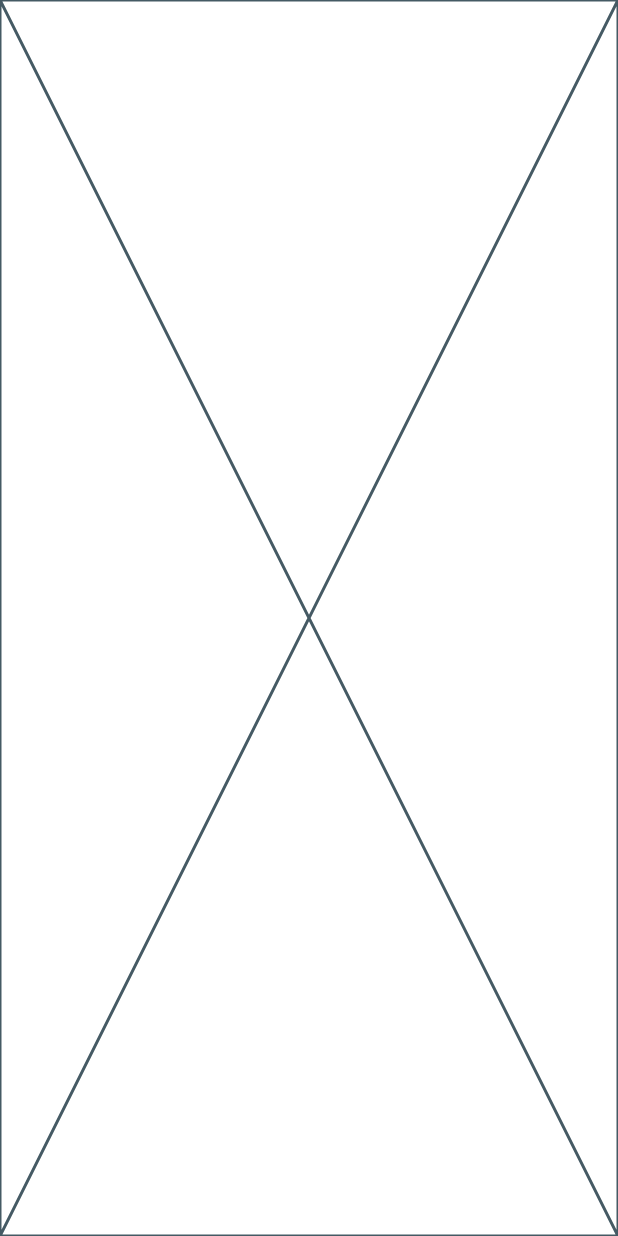
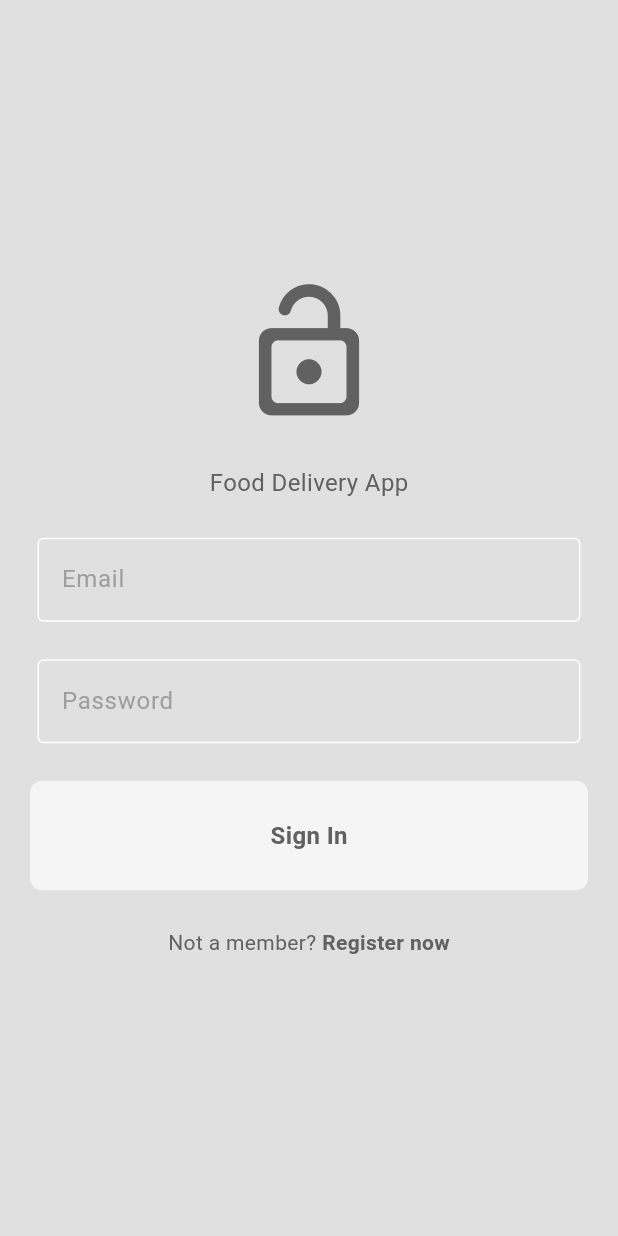
Before and after one commit to dr33k/delivr, a Flutter app: the screen it shows after launch, on a phone screen of 412 x 824 dp. Run offline on Flutter 3.47's test engine with Material 3 defaults, Android fonts, the phone set to English and light mode, and no system bars; our stand-ins replace bloc, cloud_firestore, firebase_auth, firebase_core, rxdart; missing offline and left inert: dart:ffi; accounts and stored records are empty.

```diff
--- /dev/null
+++ b/devtools_options.yaml
@@ -0,0 +1 @@
+extensions:
--- /dev/null
+++ b/lib/auth/login_or_register.dart
@@ -0,0 +1,26 @@
+import 'package:flutter/cupertino.dart';
+import 'package:delivr/screens/login_screen.dart';
+import 'package:delivr/screens/register_screen.dart';
+
+class LoginOrRegister extends StatefulWidget {
+  const LoginOrRegister({super.key});
+
+  @override
+  State<LoginOrRegister> createState() => _LoginOrRegisterState();
+}
+
+class _LoginOrRegisterState extends State<LoginOrRegister> {
+  bool showLoginPage = true;
+
+  void togglePages(){
+    setState(() {
+      showLoginPage = !showLoginPage;
+    });
+  }
+
+  @override
+  Widget build(BuildContext context) {
+  if(showLoginPage) return LoginScreen(onTap: togglePages);
+  else return RegisterScreen(onTap: togglePages);
+  }
+}
--- /dev/null
+++ b/lib/components/app_button.dart
@@ -0,0 +1,32 @@
+import 'package:flutter/cupertino.dart';
+import 'package:flutter/material.dart';
+
+class AppButton extends StatelessWidget {
+  final Function()? onTap;
+  final String text;
+
+  const AppButton({super.key,
+  required this.onTap,
+  required this.text});
+
+  @override
+  Widget build(BuildContext context) {
+    return GestureDetector(
+      onTap: onTap,
+        child: Container(
+          padding: EdgeInsets.all(25),
+          margin: EdgeInsets.symmetric(horizontal: 20),
+          decoration: BoxDecoration(color: Theme.of(context).colorScheme.secondary,
+          borderRadius: BorderRadius.circular(8)),
+          child: Center(
+            child: Text(text,
+              style: TextStyle(
+                fontWeight: FontWeight.bold,
+                color: Theme.of(context).colorScheme.inversePrimary,
+                fontSize: 16
+              ),),
+          ),
+        ),
+    );
+  }
+}
--- /dev/null
+++ b/lib/components/app_textfield.dart
@@ -0,0 +1,34 @@
+import 'package:flutter/cupertino.dart';
+import 'package:flutter/material.dart';
+
+class AppTextField extends StatelessWidget {
+  final TextEditingController controller;
+  final String hintText;
+  final bool obscureCharacter;
+
+  const AppTextField({super.key,
+  required this.controller,
+  required this.hintText,
+  required this.obscureCharacter});
+
+  @override
+  Widget build(BuildContext context) {
+    return Padding(
+      padding: const EdgeInsets.symmetric(horizontal: 25.0),
+      child: TextField(
+        controller: controller,
+        obscureText: obscureCharacter,
+        decoration: InputDecoration(
+          enabledBorder: OutlineInputBorder(
+            borderSide: BorderSide(color: Theme.of(context).colorScheme.tertiary)
+          ),
+          focusedBorder: OutlineInputBorder(
+              borderSide: BorderSide(color: Theme.of(context).colorScheme.primary)
+          ),
+            hintText: hintText,
+            hintStyle: TextStyle(color: Theme.of(context).colorScheme.primary)
+        ),
+      ),
+    );
+  }
+}
--- a/lib/main.dart
+++ b/lib/main.dart
@@ -1,13 +1,20 @@
 import 'package:bloc/bloc.dart';
+import 'package:delivr/auth/login_or_register.dart';
 import 'package:delivr/screens/login_screen.dart';
+import 'package:delivr/screens/register_screen.dart';
 import 'package:delivr/simple_bloc_observer.dart';
+import 'package:delivr/themes/theme_provider.dart';
 import 'package:flutter/material.dart';
+import 'package:provider/provider.dart';
 
 void main() async {
   WidgetsFlutterBinding.ensureInitialized();
   Bloc.observer = SimpleBlocObserver();
 
-  runApp(const MyApp());
+  runApp(ChangeNotifierProvider(
+      create: (themeData) => ThemeProvider(),
+      child: const MyApp()
+  ));
 }
 
 class MyApp extends StatelessWidget{
@@ -18,7 +25,8 @@ class MyApp extends StatelessWidget{
     return MaterialApp(
       title: 'Delivr',
       debugShowCheckedModeBanner: false,
-      home: LoginScreen()
+      home: const LoginOrRegister(),
+      theme: Provider.of<ThemeProvider>(context).themeData,
     );
   }
 }
--- a/lib/screens/login_screen.dart
+++ b/lib/screens/login_screen.dart
@@ -1,15 +1,96 @@
+import 'package:delivr/components/app_button.dart';
+import 'package:delivr/components/app_textfield.dart';
+import 'package:delivr/screens/home_screen.dart';
 import 'package:flutter/cupertino.dart';
+import 'package:flutter/material.dart';
 
 class LoginScreen extends StatefulWidget {
-  const LoginScreen({super.key});
+  final Function()? onTap;
+
+  const LoginScreen({super.key, required this.onTap});
 
   @override
   State<LoginScreen> createState() => _LoginScreenState();
 }
 
 class _LoginScreenState extends State<LoginScreen> {
+
+  final TextEditingController emailController = TextEditingController();
+
+  final TextEditingController passwordController = TextEditingController();
+
+  void login(){
+    /*
+    * Authentication Logic here
+    */
+    //Navigate to homepage
+    Navigator.push(context, MaterialPageRoute(builder: (context)=> const HomeScreen()));
+  }
   @override
   Widget build(BuildContext context) {
-    return const Placeholder();
+    return Scaffold(
+        backgroundColor: Theme.of(context).colorScheme.background,
+        body: Center(
+            child: Column(
+          mainAxisAlignment: MainAxisAlignment.center,
+          children: [
+            //logo
+            Icon(Icons.lock_open_rounded,
+                size: 100, color: Theme.of(context).colorScheme.inversePrimary),
+
+            const SizedBox(height: 25),
+            //message,slogan
+            Text(
+              "Food Delivery App",
+              style: TextStyle(
+                  fontSize: 16,
+                  color: Theme.of(context).colorScheme.inversePrimary),
+            ),
+
+            const SizedBox(height: 25),
+
+            //email textfield
+            AppTextField(
+                controller: emailController,
+                hintText: "Email",
+                obscureCharacter: false),
+
+            const SizedBox(height: 25),
+
+            //password textfield
+            AppTextField(
+                controller: passwordController,
+                hintText: "Password",
+                obscureCharacter: true),
+
+            const SizedBox(height: 25),
+
+            //signin button
+            AppButton(onTap:login, text: "Sign In"),
+
+            const SizedBox(height: 25),
+            //not a member, login
+            Row(
+              mainAxisAlignment: MainAxisAlignment.center,
+              children: [
+                Text(
+                  "Not a member? ",
+                  style:
+                      TextStyle(color: Theme.of(context).colorScheme.inversePrimary),
+                ),
+                GestureDetector(
+                  onTap: widget.onTap,
+                  child: Text(
+                    "Register now",
+                    style: TextStyle(
+                      color: Theme.of(context).colorScheme.inversePrimary,
+                      fontWeight: FontWeight.bold,
+                    ),
+                  ),
+                )
+              ],
+            )
+          ],
+        )));
   }
 }
--- a/pubspec.yaml
+++ b/pubspec.yaml
@@ -41,6 +41,7 @@ dependencies:
   equatable: ^2.0.5
   user_repository:
     path: 'packages/user_repository'
+  provider: ^6.1.2
 
 dev_dependencies:
   flutter_test:
```
Also changed, not shown: lib/components/app_drawer.dart (added, +53 -0 lines), lib/components/app_drawer_tile.dart (added, +31 -0 lines), lib/screens/home_screen.dart (added, +16 -0 lines), lib/screens/register_screen.dart (added, +94 -0 lines), lib/screens/settings_screen.dart (added, +42 -0 lines), lib/themes/theme_provider.dart (+4 -5 lines), pubspec.lock.
